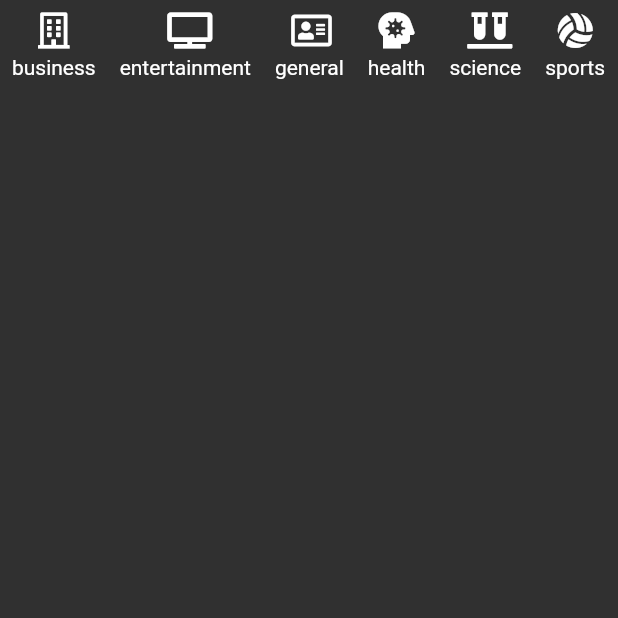
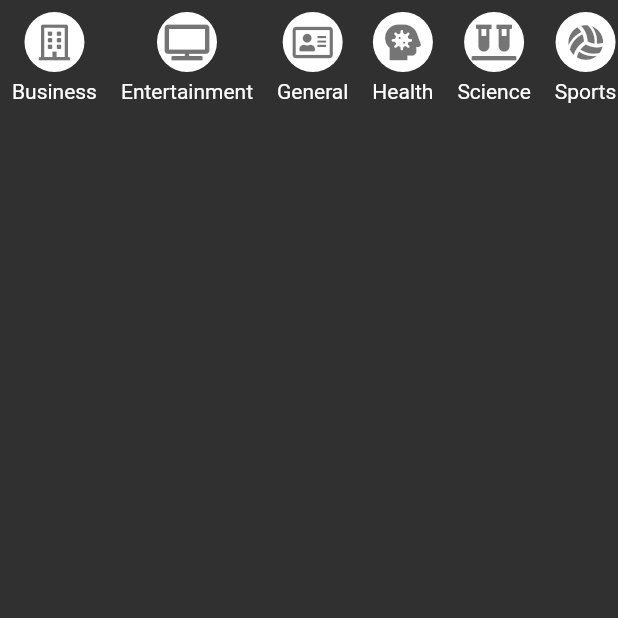
Before and after one commit to DentVega/News-Provider-Flutter, a Flutter app: the TabsPage2 screen opened directly, on a phone screen of 412 x 824 dp, the top half of it. Run offline on Flutter 3.47's test engine with Material 2 defaults, Android fonts, the phone set to English and light mode, and no system bars; our stand-ins replace font_awesome_flutter; network calls fail.

Commit message:
- Puliendo el menu de categorias

```diff
--- a/lib/src/pages/tab2_page.dart
+++ b/lib/src/pages/tab2_page.dart
@@ -1,4 +1,5 @@
 import 'package:flutter/material.dart';
+import 'package:newsprovider/src/models/category_model.dart';
 import 'package:newsprovider/src/services/news_service.dart';
 import 'package:provider/provider.dart';
 
@@ -23,17 +24,42 @@
         scrollDirection: Axis.horizontal,
         itemCount: categories.length,
         itemBuilder: (BuildContext context, int index) {
+          final cName = categories[index].name;
           return Padding(
               padding: EdgeInsets.all(8),
               child: Column(
                 children: [
-                  Icon(categories[index].icon),
+                  _CategoryButton(categories[index]),
                   SizedBox(
                     height: 5,
                   ),
-                  Text(categories[index].name),
+                  Text('${cName[0].toUpperCase()}${cName.substring(1)}'),
                 ],
               ));
         });
   }
 }
+
+class _CategoryButton extends StatelessWidget {
+  final Category categoria;
+
+  const _CategoryButton(this.categoria);
+
+  @override
+  Widget build(BuildContext context) {
+    return GestureDetector(
+      onTap: () {
+        print(categoria.name);
+      },
+      child: Container(
+        width: 40,
+        height: 40,
+        decoration: BoxDecoration(shape: BoxShape.circle, color: Colors.white),
+        child: Icon(
+          categoria.icon,
+          color: Colors.black54,
+        ),
+      ),
+    );
+  }
+}
```
